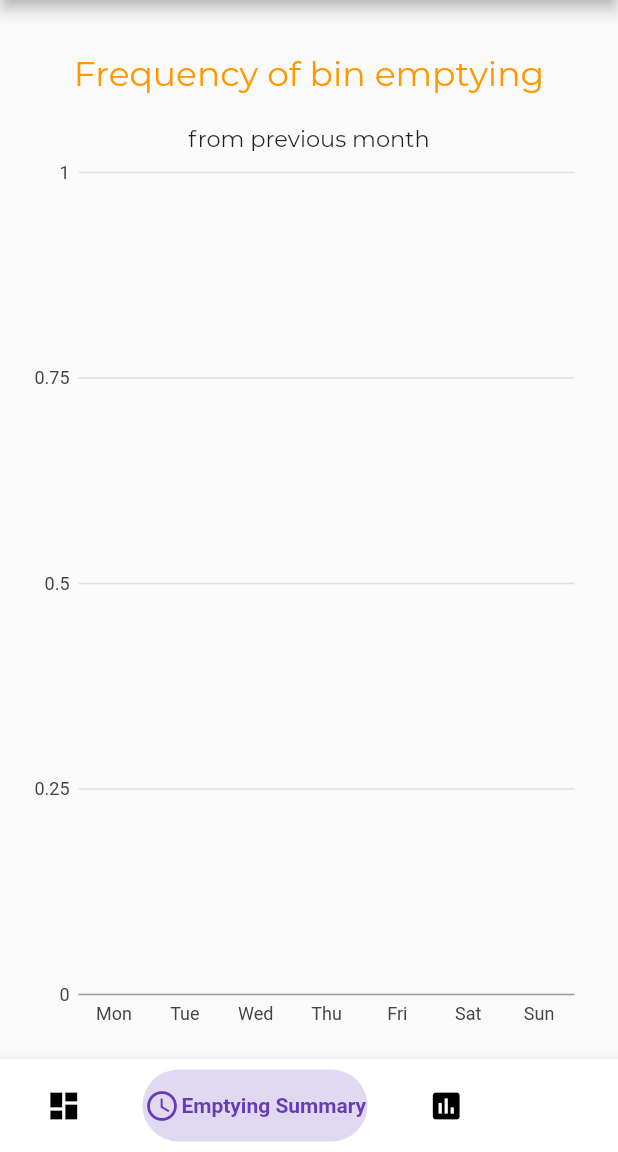
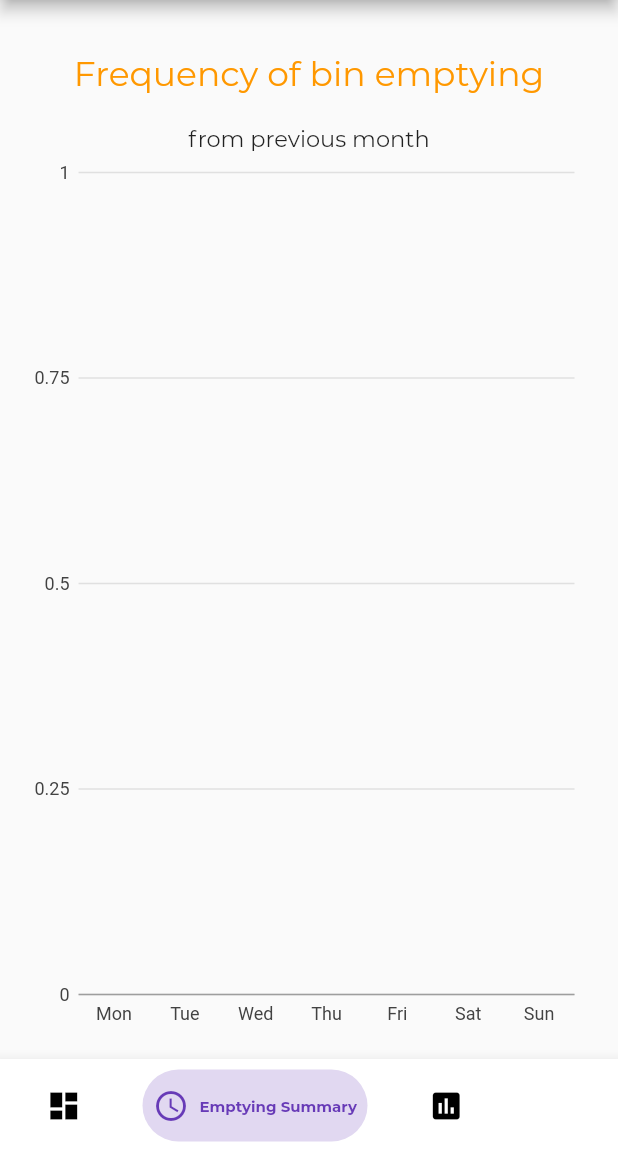
Before and after one commit to rplinzner/Waste-Monitor-APP, a Flutter app: the Navigation screen opened by its route, item 2 of the bottom bar chosen, on a phone screen of 412 x 824 dp, the part 84-1236 px from its top. Run offline on Flutter 3.47's test engine with Material 2 defaults, Android fonts, the phone set to English and light mode, and no system bars; drawn by our look-alikes of bubble_bottom_bar; our stand-ins replace charts_flutter; network calls fail.

```diff
--- a/lib/helpers/connection.dart
+++ b/lib/helpers/connection.dart
@@ -38,13 +38,13 @@ class Connection {
       print(JSON.jsonDecode(response.body));
       var data = JSON.jsonDecode(response.body);
       var temp = HistogramObject(
-          data['Monday'],
-          data['Tuesday'],
-          data['Wednesday'],
-          data['Thursday'],
-          data['Friday'],
-          data['Saturday'],
-          data['Sunday']);
+          monday: data['Monday'],
+          tuesday: data['Tuesday'],
+          wednesday: data['Wednesday'],
+          thursday: data['Thursday'],
+          friday: data['Friday'],
+          saturday: data['Saturday'],
+          sunday: data['Sunday']);
       return temp;
     });
   }
--- a/lib/helpers/histogram_object.dart
+++ b/lib/helpers/histogram_object.dart
@@ -1,14 +1,17 @@
 class HistogramObject {
-  int monday = 0;
-  int tuesday = 0;
-  int wednesday = 0;
-  int thursday = 0;
-  int friday = 0;
-  int saturday = 0;
-  int sunday = 0;
-  HistogramObject(this.monday, this.tuesday, this.wednesday, this.thursday,
-      this.friday, this.saturday, this.sunday);
-  factory HistogramObject.noData() {
-    return HistogramObject(0, 0, 0, 0, 0, 0, 0);
-  }
+  int monday;
+  int tuesday;
+  int wednesday;
+  int thursday;
+  int friday;
+  int saturday;
+  int sunday;
+  HistogramObject(
+      {this.monday = 0,
+      this.tuesday = 0,
+      this.wednesday = 0,
+      this.thursday = 0,
+      this.friday = 0,
+      this.saturday = 0,
+      this.sunday});
 }
--- a/lib/pages/histogram_page.dart
+++ b/lib/pages/histogram_page.dart
@@ -3,7 +3,7 @@ import 'package:charts_flutter/flutter.dart' as charts;
 import '../helpers/histogram_object.dart';
 
 class HistogramPage extends StatelessWidget {
-  HistogramObject data = HistogramObject.noData();
+  HistogramObject data = HistogramObject();
   HistogramPage({this.data});
   List<DayData> entries = List<DayData>();
   final bool animate = true;
--- a/lib/pages/navigation.dart
+++ b/lib/pages/navigation.dart
@@ -9,7 +9,7 @@ import '../helpers/connection.dart';
 
 class Navigation extends StatefulWidget {
   final double initialFillValue;
-  HistogramObject histogramObject = HistogramObject.noData();
+  HistogramObject histogramObject;
   final Connection connection;
   Navigation(
       {this.initialFillValue = 0, this.histogramObject, this.connection});
@@ -70,7 +70,10 @@ class _NavigationState extends State<Navigation> {
                 Icons.dashboard,
                 color: Colors.red,
               ),
-              title: Text("Home")),
+              title: Text(
+                "Home",
+                style: TextStyle(fontFamily: 'Montserrat'),
+              )),
           BubbleBottomBarItem(
               backgroundColor: Colors.deepPurple,
               icon: Icon(
@@ -81,7 +84,8 @@ class _NavigationState extends State<Navigation> {
                 Icons.access_time,
                 color: Colors.deepPurple,
               ),
-              title: Text("Emptying Summary")),
+              title: Text("Emptying Summary",
+                  style: TextStyle(fontSize: 10, fontFamily: 'Montserrat'))),
           BubbleBottomBarItem(
               backgroundColor: Colors.deepOrange,
               icon: Icon(
@@ -92,7 +96,8 @@ class _NavigationState extends State<Navigation> {
                 Icons.assessment,
                 color: Colors.deepOrange,
               ),
-              title: Text("Waste Summary"))
+              title: Text("Waste Summary",
+                  style: TextStyle(fontFamily: 'Montserrat', fontSize: 10)))
         ],
       ),
     );
```
